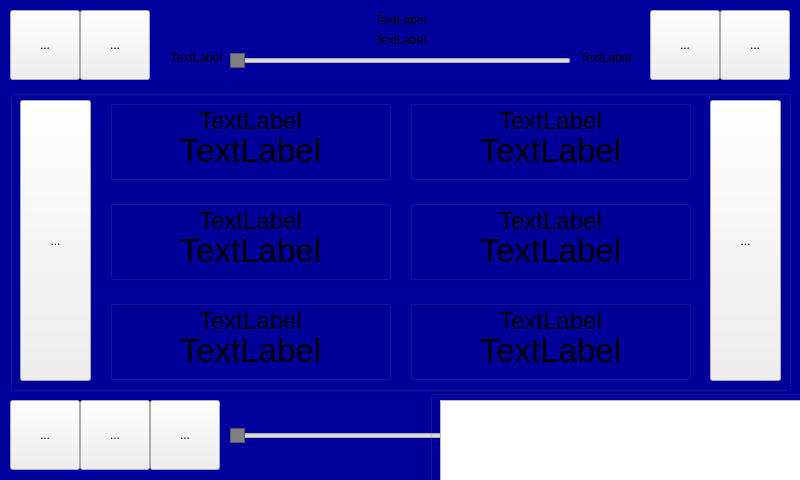
The window that mainwindow.ui (pgp90/QTCarPC) describes before a commit, drawn with Qt 5.
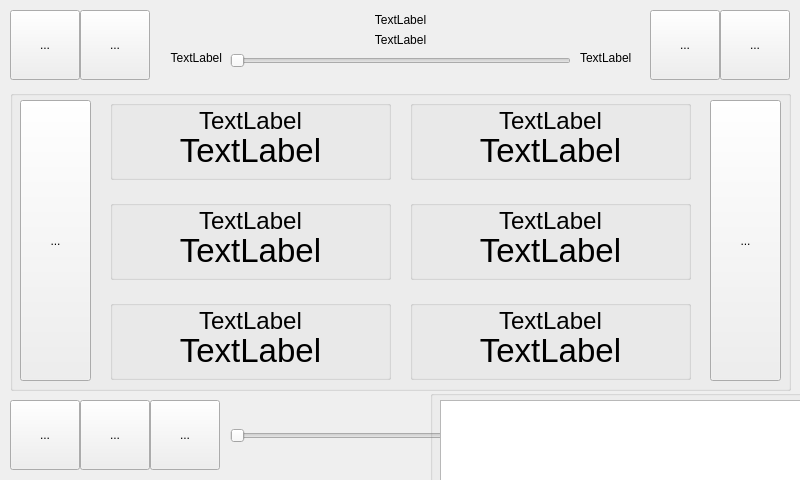
The same window after the commit.

```diff
--- a/mainwindow.ui
+++ b/mainwindow.ui
@@ -23,13 +23,7 @@
    <bool>false</bool>
   </property>
   <property name="styleSheet">
-   <string notr="true">QMainWindow { background: rgb(0, 0, 157) }
-QSlider::handle:horizontal {
-	background: gray;
-	width: 3px;
-	height: 10px;
-	border: 1px solid #5c5c5c;
-}</string>
+   <string notr="true"/>
   </property>
   <widget class="QWidget" name="centralWidget">
    <widget class="QToolButton" name="playPauseButton">
```
